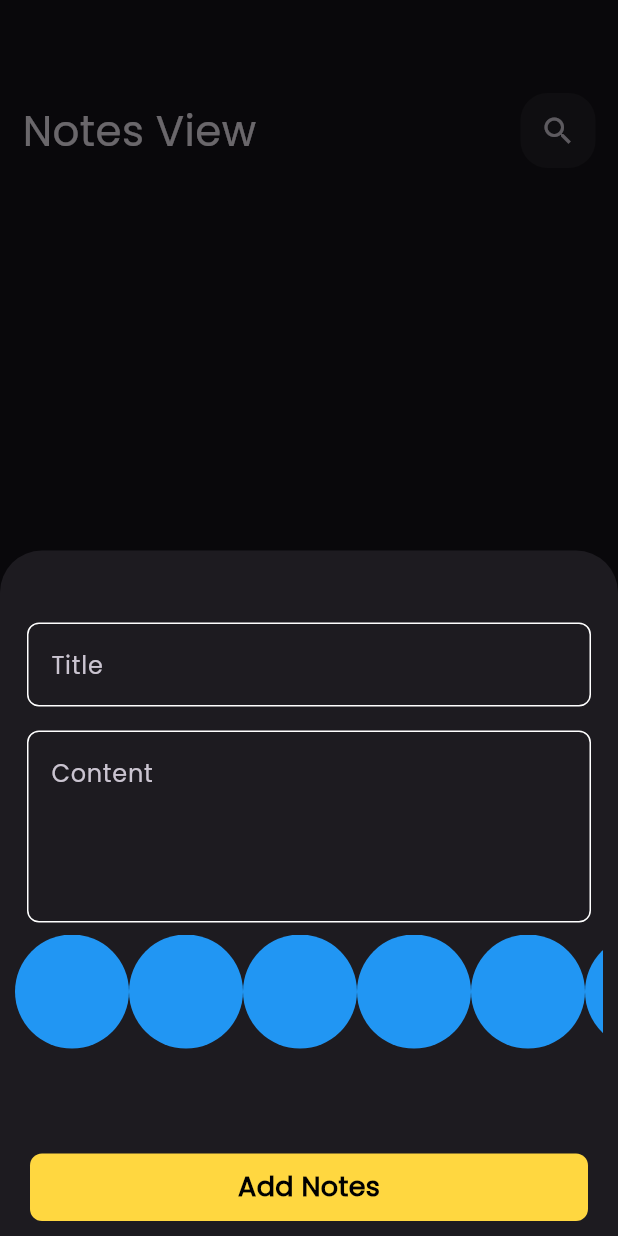
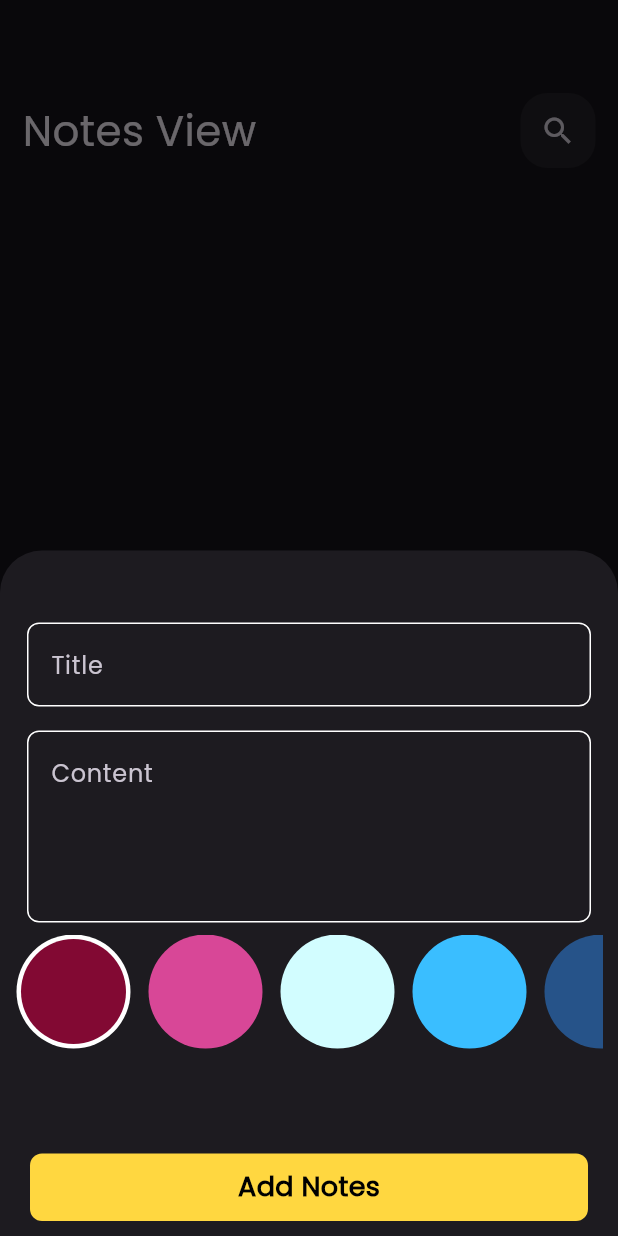
Before and after one commit to anas0952/notes-app, a Flutter app: the screen it shows after launch, after a tap on the "add" icon, on a phone screen of 412 x 824 dp. Run offline on Flutter 3.47's test engine with Material 3 defaults, Android fonts, the phone set to English and light mode, and no system bars; our stand-ins replace bloc, flutter_bloc, hive, hive_flutter; missing offline and left inert: awesome_icons; accounts and stored records are empty.

Commit message:
edits widget items color & add list color and selected color

```diff
--- a/lib/widgets/add_notebottomshet.dart
+++ b/lib/widgets/add_notebottomshet.dart
@@ -55,7 +55,7 @@ class _AddNotesBottomShetState extends State<AddNotesBottomShet> {
                 hint: 'Content',
                 maxLines: 4,
               ),
-              const ItemsColors(),
+              const ListItemsColors(),
               const SizedBox(
                 height: 60,
               ),
--- a/lib/widgets/items_color.dart
+++ b/lib/widgets/items_color.dart
@@ -1,28 +1,72 @@
 import 'package:flutter/material.dart';
 
 class ItemsColors extends StatelessWidget {
-  const ItemsColors({super.key});
-
+  const ItemsColors(
+      {super.key, required this.isChecked, required this.listColors});
+  final bool isChecked;
+  final Color listColors;
   @override
   Widget build(BuildContext context) {
-    return const ListItemsColors();
+    return isChecked
+        ? Stack(
+            alignment: Alignment.center,
+            children: <Widget>[
+              const CircleAvatar(
+                backgroundColor: Colors.white,
+                radius: 39,
+              ),
+              CircleAvatar(
+                radius: 35,
+                backgroundColor: listColors,
+              ),
+            ],
+          )
+        : CircleAvatar(
+            backgroundColor: listColors,
+            radius: 39,
+          );
   }
 }
 
-class ListItemsColors extends StatelessWidget {
+class ListItemsColors extends StatefulWidget {
   const ListItemsColors({super.key});
 
   @override
+  State<ListItemsColors> createState() => _ListItemsColorsState();
+}
+
+class _ListItemsColorsState extends State<ListItemsColors> {
+  List<Color> listcolors = const [
+    Color(0xff820933),
+    Color(0xffD84797),
+    Color(0xffD2FDFF),
+    Color(0xff3ABEFF),
+    Color(0xff265389),
+  ];
+  bool isChecked = false;
+  int currentIndex = 0;
+  @override
   Widget build(BuildContext context) {
     return SizedBox(
-      height: 38 * 2,
-      child: ListView.builder(
-          scrollDirection: Axis.horizontal,
-          itemCount: 10,
-          itemBuilder: (context, index) => const CircleAvatar(
-                backgroundColor: Colors.blue,
-                radius: 38,
-              )),
-    );
+        height: 38 * 2,
+        child: ListView.separated(
+            separatorBuilder: (context, index) => const SizedBox(
+                  height: 8.0,
+                  width: 10.0,
+                ),
+            scrollDirection: Axis.horizontal,
+            itemCount: listcolors.length,
+            itemBuilder: (context, index) {
+              return GestureDetector(
+                onTap: () {
+                  currentIndex = index;
+                  setState(() {});
+                },
+                child: ItemsColors(
+                  isChecked: currentIndex == index,
+                  listColors: listcolors[index],
+                ),
+              );
+            }));
   }
 }
```
